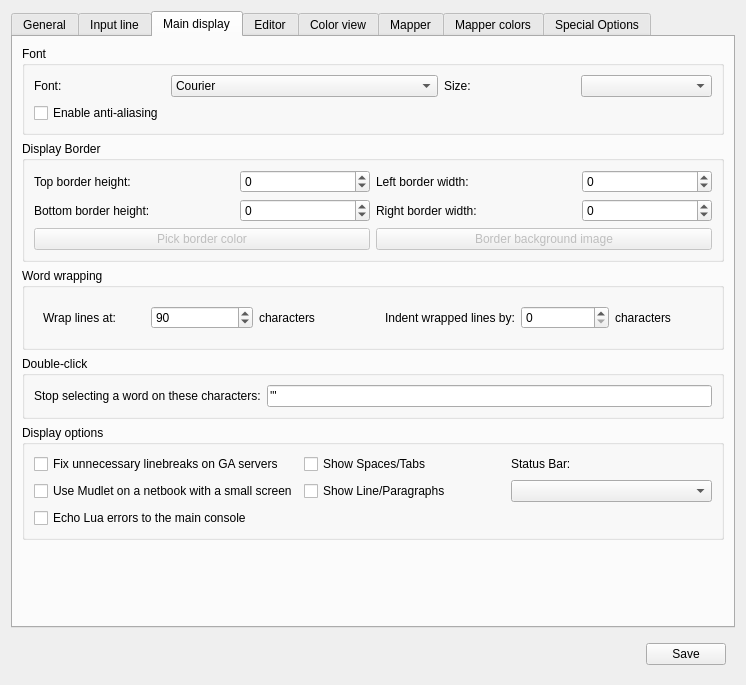
Qt form src/ui/profile_preferences.ui (Mudlet/Mudlet) before a commit.
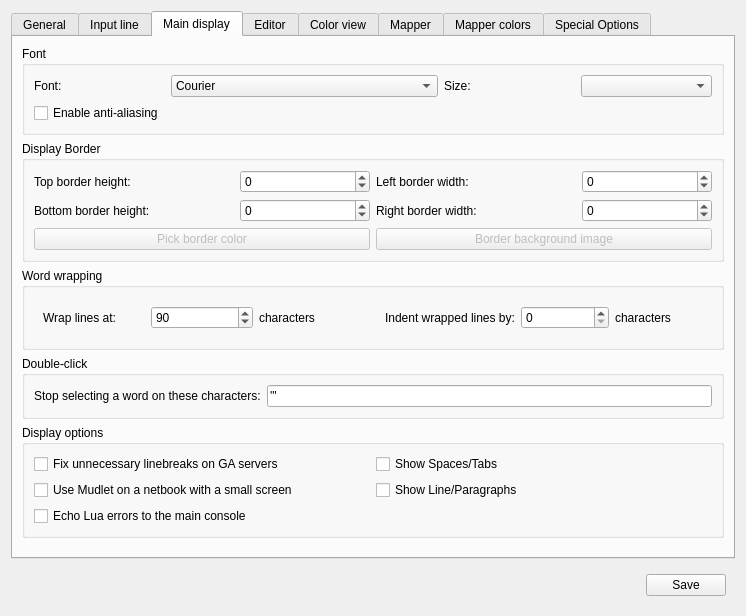
The same form after that commit. The open tabs and pages were chosen to show the change. Icons and pictures are not drawn. Custom widgets are drawn as their Qt base class.

```diff
--- a/src/ui/profile_preferences.ui
+++ b/src/ui/profile_preferences.ui
@@ -7,7 +7,7 @@
     <x>0</x>
     <y>0</y>
     <width>742</width>
-    <height>685</height>
+    <height>616</height>
    </rect>
   </property>
   <property name="sizePolicy">
@@ -744,13 +744,6 @@
           <string>Display options</string>
          </property>
          <layout class="QGridLayout" name="gridLayout_10">
-          <item row="1" column="2">
-           <widget class="QComboBox" name="comboBox_statusBarSetting">
-            <property name="toolTip">
-             <string>&lt;html&gt;&lt;head/&gt;&lt;body&gt;&lt;p&gt;For some actions - particularly those involving a &lt;i&gt;context menu&lt;/i&gt; (mouse &amp;quot;right-click&amp;quot; action) Mudlet can put up hints about the currently selected action before it is activated on a status bar at the bottom of the screen. By default this is &lt;i&gt;off&lt;/i&gt; (never shown), even when there is soemthing to display. For use on &amp;quot;full-size&amp;quot; Computers you may wish to change this setting to (always) &lt;i&gt;on&lt;/i&gt; but for those with limited space on their screen they will probably want to keep it turned off perminently or only have it set to &lt;i&gt;auto&lt;/i&gt; so it only pop-ups when there is something to show.&lt;/p&gt;&lt;p&gt;This setting controls that feature, the choice made will be remembered between sessions, and it applies to all profiles.&lt;/p&gt;&lt;/body&gt;&lt;/html&gt;</string>
-            </property>
-           </widget>
-          </item>
           <item row="0" column="0">
            <widget class="QCheckBox" name="checkBox_USE_IRE_DRIVER_BUGFIX">
             <property name="toolTip">
@@ -771,16 +764,6 @@
             </property>
            </widget>
           </item>
-          <item row="0" column="2">
-           <widget class="QLabel" name="label_statusBarSetting">
-            <property name="text">
-             <string>Status Bar:</string>
-            </property>
-            <property name="buddy">
-             <cstring>comboBox_statusBarSetting</cstring>
-            </property>
-           </widget>
-          </item>
           <item row="1" column="0">
            <widget class="QCheckBox" name="checkBox_USE_SMALL_SCREEN">
             <property name="toolTip">
```
